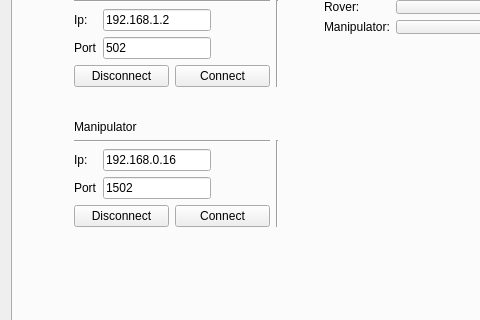
Qt form mainwindow.ui (RoverURC/ARES_URS) before a commit; both pictures show x 0 to 480 and y 135 to 455 of the 870 by 587 pixel window.
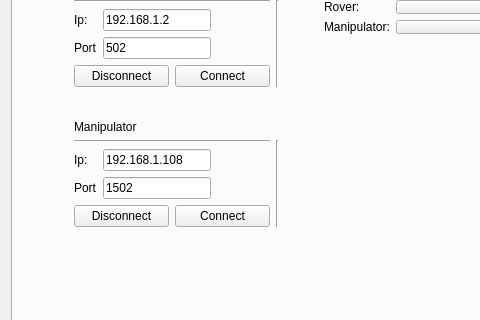
The same form after that commit. The open tabs and pages were chosen to show the change. Custom widgets are drawn as their Qt base class.

Diff of the .ui file:
```diff
--- a/mainwindow.ui
+++ b/mainwindow.ui
@@ -2752,7 +2752,7 @@
                          <item>
                           <widget class="QLineEdit" name="lineEditIPManipulator">
                            <property name="text">
-                            <string>192.168.0.16</string>
+                            <string>192.168.1.108</string>
                            </property>
                           </widget>
                          </item>
```
Left out of the diff: 2 changed lines with no effect on the pictures.
